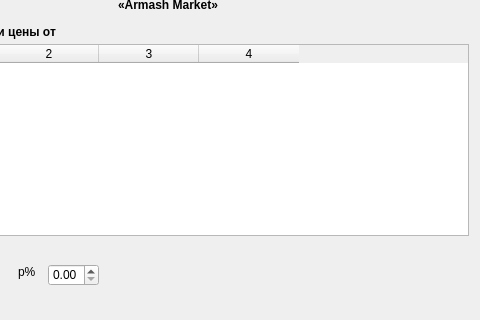
Qt form Lab8/Part2-option4/design.ui (PolytechHub/Programming-2023) before a commit; both pictures show x 112 to 592 and y 266 to 586 of the 592 by 586 pixel window.
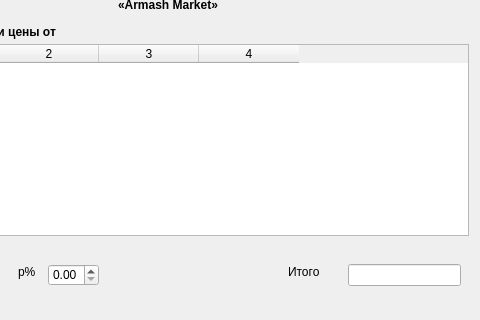
The same form after that commit.

Commit message: Added total counter in Lab8_2

Patch:
```diff
--- a/Lab8/Part2-option4/design.ui
+++ b/Lab8/Part2-option4/design.ui
@@ -218,6 +218,32 @@
     </rect>
    </property>
   </widget>
+  <widget class="QLineEdit" name="boxTotalSum">
+   <property name="geometry">
+    <rect>
+     <x>460</x>
+     <y>530</y>
+     <width>113</width>
+     <height>22</height>
+    </rect>
+   </property>
+   <property name="readOnly">
+    <bool>true</bool>
+   </property>
+  </widget>
+  <widget class="QLabel" name="labelTotalSum">
+   <property name="geometry">
+    <rect>
+     <x>400</x>
+     <y>530</y>
+     <width>58</width>
+     <height>16</height>
+    </rect>
+   </property>
+   <property name="text">
+    <string>Итого</string>
+   </property>
+  </widget>
  </widget>
  <resources/>
  <connections/>
```
The commit also changes 2 other files.
